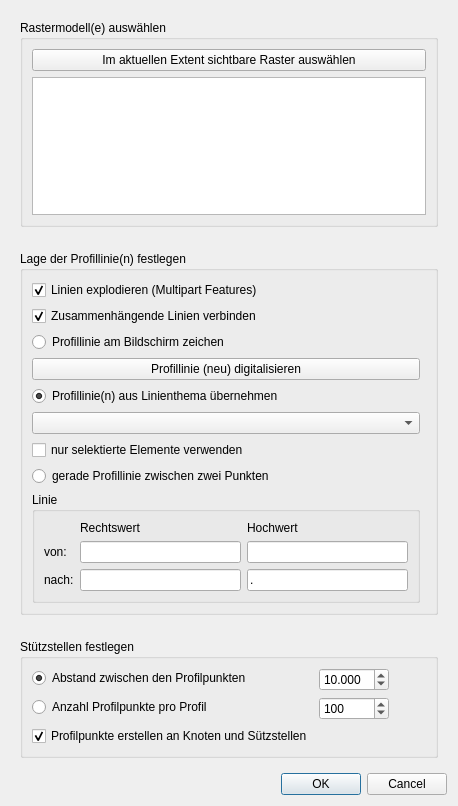
Qt form VoGISProfilToolMain/ui/ui_vogisprofiltoolmain.ui (BergWerkGIS/VoGIS-Profil-Tool) before a commit.
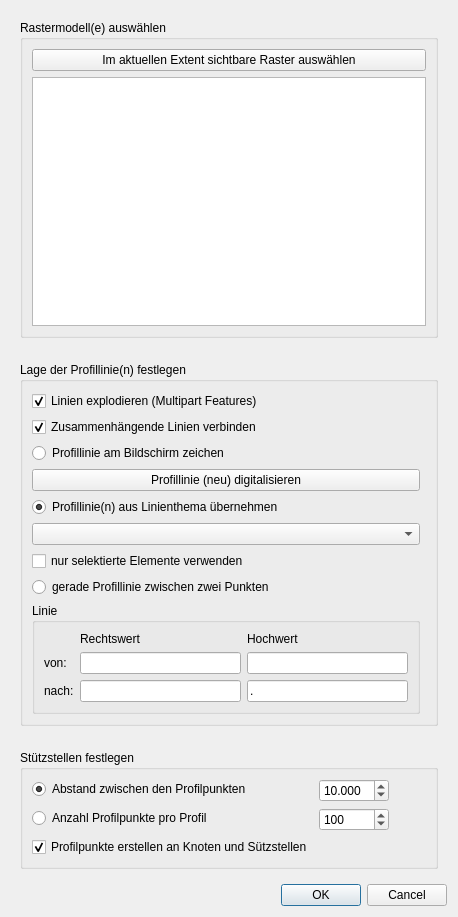
The same form after that commit.

What changed in the file:
```diff
--- a/VoGISProfilToolMain/ui/ui_vogisprofiltoolmain.ui
+++ b/VoGISProfilToolMain/ui/ui_vogisprofiltoolmain.ui
@@ -7,7 +7,7 @@
     <x>0</x>
     <y>0</y>
     <width>458</width>
-    <height>806</height>
+    <height>917</height>
    </rect>
   </property>
   <property name="sizePolicy">
@@ -203,6 +203,12 @@
      </item>
      <item>
       <widget class="QWidget" name="IDC_widVertices" native="true">
+       <property name="sizePolicy">
+        <sizepolicy hsizetype="Preferred" vsizetype="Minimum">
+         <horstretch>0</horstretch>
+         <verstretch>0</verstretch>
+        </sizepolicy>
+       </property>
        <layout class="QGridLayout" name="gridLayout_6">
         <item row="0" column="0">
          <widget class="QGroupBox" name="IDC_grpVertices">
@@ -253,6 +259,12 @@
            </item>
            <item row="3" column="0">
             <widget class="QRadioButton" name="IDC_rbVertexCount">
+             <property name="sizePolicy">
+              <sizepolicy hsizetype="Fixed" vsizetype="Fixed">
+               <horstretch>0</horstretch>
+               <verstretch>0</verstretch>
+              </sizepolicy>
+             </property>
              <property name="text">
               <string>Anzahl Profilpunkte pro Profil</string>
              </property>
```
